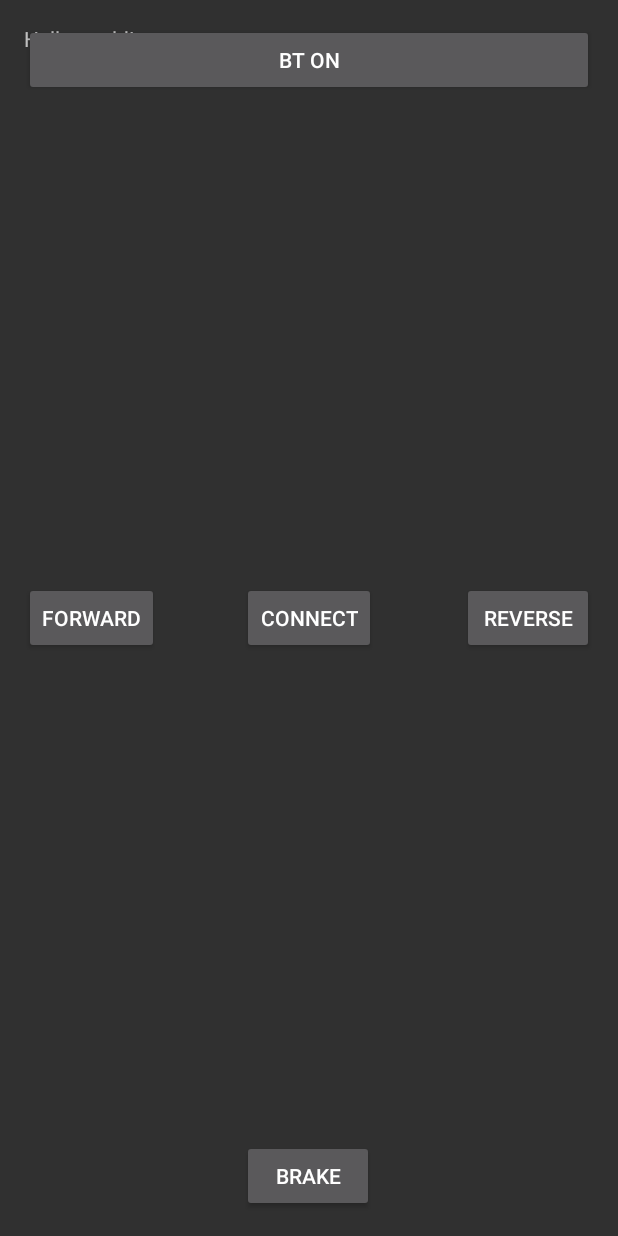
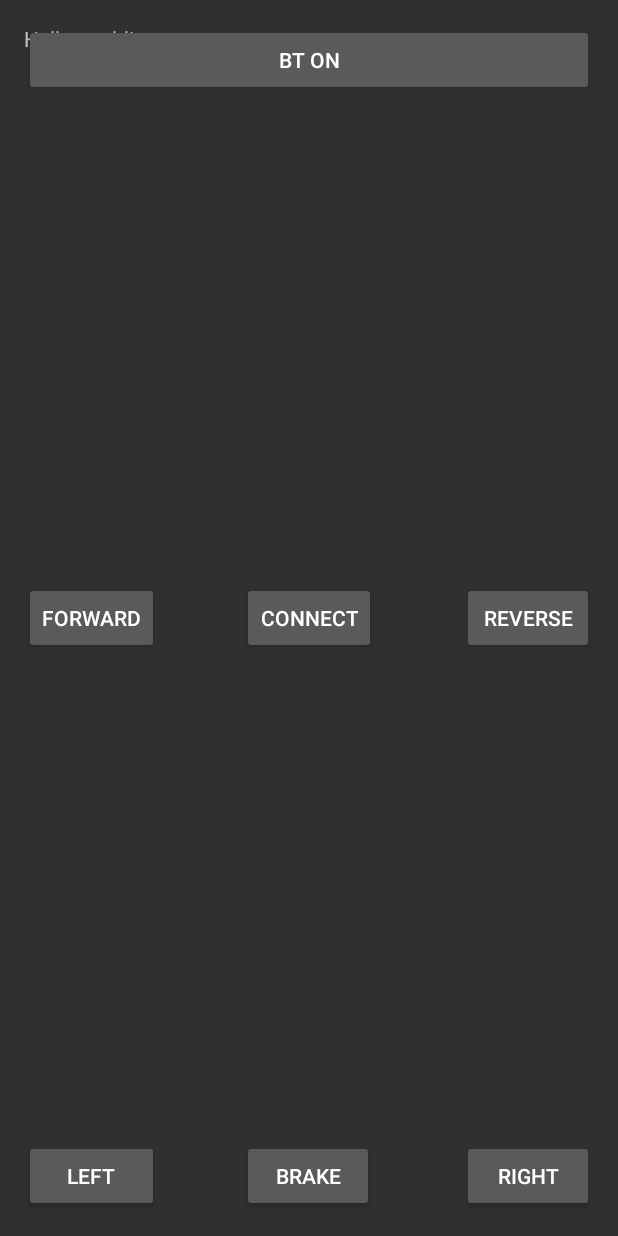
Before and after one commit to Ian-Stewart-Binks/CSC372, an Android app: the screen it shows after launch (MainActivity), on a phone screen of 412 x 824 dp. Run offline under Robolectric (Android 15) with nearby library versions, the light colour scheme and no system bars.

Commit message:
Android: Added left and right functionality.

```diff
--- a/android/Gyremote/src/main/java/com/ian/gyremote/gyremote/MainActivity.java
+++ b/android/Gyremote/src/main/java/com/ian/gyremote/gyremote/MainActivity.java
@@ -95,8 +95,17 @@ public class MainActivity extends Activity {
     public void brake(View view){
         sendData("b");
     }
-    public void reverse(View view){
+
+    public void reverse(View view) {
         sendData("r");
+    }
+
+    public void goLeft(View view) {
+        sendData("l");
+    }
+
+    public void goRight(View view) {
+        sendData("i");
     }
 
     @Override
--- a/android/Gyremote/src/main/res/layout/activity_main.xml
+++ b/android/Gyremote/src/main/res/layout/activity_main.xml
@@ -45,5 +45,28 @@
             android:id="@+id/button5"
             android:onClick="brake" android:layout_alignParentBottom="true" android:layout_alignLeft="@+id/button4"
             android:layout_alignStart="@+id/button4"/>
+    <Button
+            android:layout_width="wrap_content"
+            android:layout_height="wrap_content"
+            android:text="Left"
+            android:id="@+id/button"
+            android:layout_toStartOf="@+id/button5"
+            android:layout_toLeftOf="@+id/button5" android:layout_alignParentBottom="true"
+            android:layout_alignParentLeft="true"
+            android:layout_alignParentStart="true" android:layout_alignTop="@+id/button5"
+            android:layout_alignRight="@+id/button2"
+            android:layout_alignEnd="@+id/button2"
+            android:onClick="goLeft"/>
+    <Button
+            android:layout_width="wrap_content"
+            android:layout_height="wrap_content"
+            android:text="Right"
+            android:id="@+id/button6"
+            android:layout_toEndOf="@+id/button5"
+            android:layout_toRightOf="@+id/button5"
+            android:layout_alignParentRight="true" android:layout_alignParentEnd="true"
+            android:layout_alignParentBottom="true" android:layout_alignLeft="@+id/button3"
+            android:layout_alignStart="@+id/button3"
+            android:onClick="goRight"/>
 
 </RelativeLayout>
```
